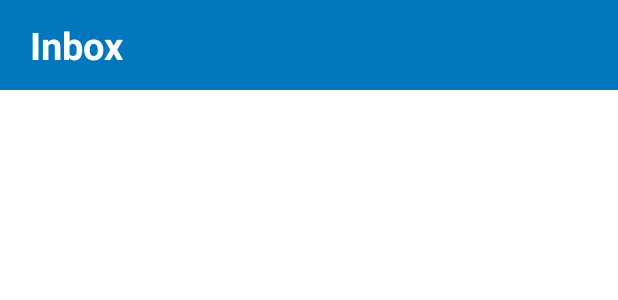
After one commit to NileshTak/ShareSavari, an Android app: the layout fragment_homeparent_screen.xml on its own in the app's theme, with its tools: preview values and no code run, on a phone screen of 412 x 824 dp. The commit adds this screen. Shown: the top 300 px of the screen. Run offline under Robolectric (Android 15) with nearby library versions, the phone set to English and light mode, and no system bars.

Commit message:
Done Sent

```diff
--- a/app/build.gradle
+++ b/app/build.gradle
@@ -19,7 +19,7 @@ android {
         targetSdkVersion 30
         versionCode 2
         versionName "1.2"
-
+        multiDexEnabled true
         testInstrumentationRunner "androidx.test.runner.AndroidJUnitRunner"
     }
 
@@ -53,7 +53,7 @@ dependencies {
     implementation 'com.pusher:push-notifications-android:1.6.2'
 //    implementation 'com.google.firebase:firebase-inappmessaging-display:19.0.0'
 
-    implementation 'com.google.firebase:firebase-analytics:17.4.3'
+//    implementation 'com.google.firebase:firebase-analytics:17.4.3'
 
     // Add the Firebase Crashlytics SDK.
 //    implementation 'com.google.firebase:firebase-crashlytics:17.0.1'
@@ -93,6 +93,7 @@ dependencies {
     //Groupie
     implementation 'com.xwray:groupie:2.1.0'
 
+    implementation 'androidx.multidex:multidex:2.0.1'
 
     //Bottom Nav
     implementation 'com.aurelhubert:ahbottomnavigation:2.3.4'
--- a/app/src/main/java/com/ddsio/productionapp/sharesavari/MainActivity.kt
+++ b/app/src/main/java/com/ddsio/productionapp/sharesavari/MainActivity.kt
@@ -423,6 +423,7 @@ class MainActivity : AppCompatActivity() {
 
 
 
+
     private fun sendCode()
     {
         val phoneNumber = "+91" +etMobile!!.text.toString()
--- a/app/src/main/java/com/ddsio/productionapp/sharesavari/SearchScreen/SearchFragment.kt
+++ b/app/src/main/java/com/ddsio/productionapp/sharesavari/SearchScreen/SearchFragment.kt
@@ -183,7 +183,11 @@ class SearchFragment : Fragment()  {
                 dateAPi = selectedDateFinal
 
 //                showTimeDialog()
-                tvDate.setText(selectedDateFinal)
+                tvDate.setText(
+                    Utils.getDayOfDate(selectedDateFinal) +", "+ Utils.convertDateFormat(
+                        selectedDateFinal
+                    )
+                )
             },
             now.get(Calendar.YEAR), now.get(Calendar.MONTH), now.get(Calendar.DAY_OF_MONTH)
         )
--- /dev/null
+++ b/app/src/main/res/layout/fragment_homeparent_screen.xml
@@ -0,0 +1,59 @@
+<?xml version="1.0" encoding="utf-8"?>
+<RelativeLayout xmlns:android="http://schemas.android.com/apk/res/android"
+    xmlns:app="http://schemas.android.com/apk/res-auto"
+    xmlns:tools="http://schemas.android.com/tools"
+    android:layout_width="match_parent"
+    android:id="@+id/swipeRefreshHome"
+    android:layout_height="match_parent" >
+
+    <RelativeLayout
+        android:id="@+id/rlHome"
+        android:layout_width="match_parent"
+        android:background="@color/colorPrimary"
+        android:layout_height="60dp">
+
+        <TextView
+            android:id="@+id/tvTitleToolHome"
+            android:layout_marginStart="20dp"
+            android:text="Inbox"
+            android:textSize="25sp"
+            fontPath="Comfortaa-Bold.ttf"
+            android:textAlignment="center"
+            android:layout_centerVertical="true"
+            android:textStyle="bold"
+            android:textColor="@color/md_white_1000"
+            android:layout_width="wrap_content"
+            android:layout_height="wrap_content"
+            tools:ignore="MissingPrefix" />
+
+
+    </RelativeLayout>
+
+
+
+        <com.google.android.material.tabs.TabLayout
+            android:id="@+id/tabLayoutHome"
+            android:layout_below="@+id/rlHome"
+            android:layout_width="match_parent"
+            android:layout_height="45sp"
+            android:minHeight="?actionBarSize"
+            app:tabGravity="fill"
+            app:tabIconTint="@color/colorPrimary"
+            app:tabRippleColor="@color/colorPrimary"
+            app:tabSelectedTextColor="@color/colorPrimary"
+            app:tabIndicatorColor="@color/colorPrimary"
+            app:tabIndicatorHeight="4dp"
+            app:tabBackground="@color/md_white_1000"
+            >
+        </com.google.android.material.tabs.TabLayout>
+
+        <androidx.viewpager.widget.ViewPager
+            android:id="@+id/viewPagerHome"
+            android:layout_width="match_parent"
+            android:layout_below="@+id/tabLayoutHome"
+            android:layout_height="match_parent">
+        </androidx.viewpager.widget.ViewPager>
+
+
+
+    </RelativeLayout>
```
Also changed, not shown: app/src/main/java/com/ddsio/productionapp/sharesavari/CommonUtils/Utils.kt (+47 -19 lines), app/src/main/java/com/ddsio/productionapp/sharesavari/HomeScreen/HomeScreen.kt (+1 -36 lines), app/src/main/java/com/ddsio/productionapp/sharesavari/HomeScreen/HomeScreenParent.kt (+7 -4 lines), app/src/main/java/com/ddsio/productionapp/sharesavari/InboxScreen/Fragments/NotificationFrag.kt (+3 -4 lines), app/src/main/java/com/ddsio/productionapp/sharesavari/ProfileScreen/ProfileScreen.kt (+7 -5 lines).
